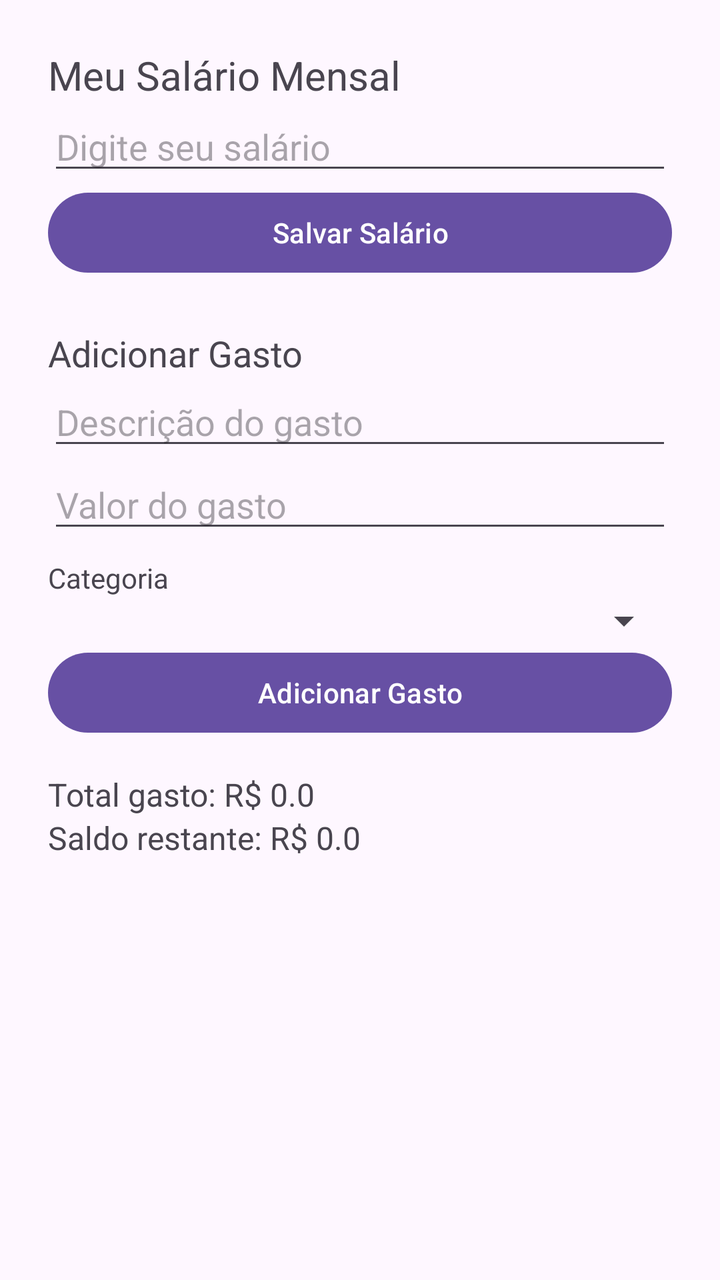
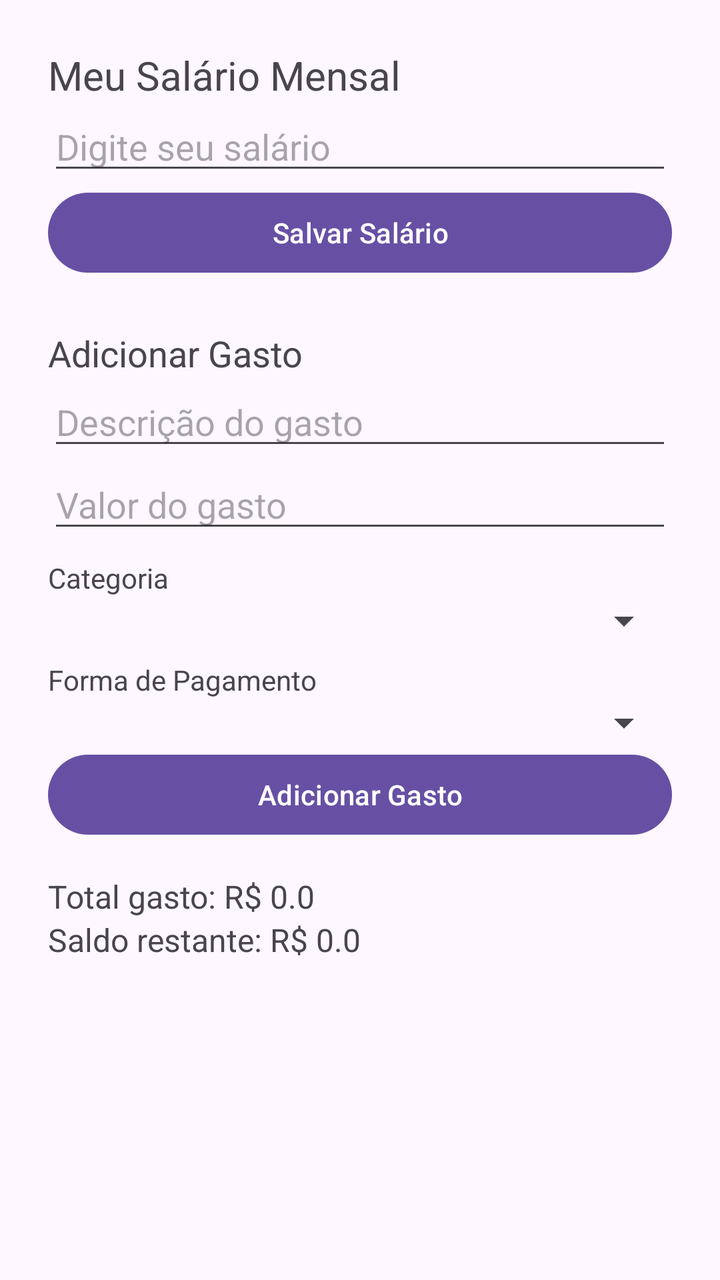

The first picture is an Android layout as it rendered before a commit; the second is the same layout after the commit. The layout source and the unified diff follow.
<!-- AndroidManifest.xml: application theme Theme.ControleDeGastos -->
<!-- res/layout/activity_main.xml -->
<?xml version="1.0" encoding="utf-8"?>
<LinearLayout xmlns:android="http://schemas.android.com/apk/res/android"
    android:id="@+id/main"
    android:layout_width="match_parent"
    android:layout_height="match_parent"
    android:orientation="vertical"
    android:padding="24dp">

    <TextView
        android:layout_width="wrap_content"
        android:layout_height="wrap_content"
        android:text="Meu Salário Mensal"
        android:textSize="20sp" />

    <EditText
        android:id="@+id/editSalario"
        android:layout_width="match_parent"
        android:layout_height="wrap_content"
        android:hint="Digite seu salário"
        android:inputType="numberDecimal" />

    <Button
        android:id="@+id/btnSalvar"
        android:layout_width="match_parent"
        android:layout_height="wrap_content"
        android:text="Salvar Salário" />

    <TextView
        android:layout_width="wrap_content"
        android:layout_height="wrap_content"
        android:text="Adicionar Gasto"
        android:textSize="18sp"
        android:layout_marginTop="24dp"/>

    <EditText
        android:id="@+id/editDescricao"
        android:layout_width="match_parent"
        android:layout_height="wrap_content"
        android:hint="Descrição do gasto" />

    <EditText
        android:id="@+id/editValorGasto"
        android:layout_width="match_parent"
        android:layout_height="wrap_content"
        android:hint="Valor do gasto"
        android:inputType="numberDecimal" />

    <TextView
        android:layout_width="wrap_content"
        android:layout_height="wrap_content"
        android:layout_marginTop="8dp"
        android:text="Categoria" />

    <Spinner
        android:id="@+id/spinnerCategoria"
        android:layout_width="match_parent"
        android:layout_height="wrap_content" />

    <Button
        android:id="@+id/btnAdicionarGasto"
        android:layout_width="match_parent"
        android:layout_height="wrap_content"
        android:text="Adicionar Gasto" />

    <TextView
        android:id="@+id/textTotalGasto"
        android:layout_width="wrap_content"
        android:layout_height="wrap_content"
        android:text="Total gasto: R$ 0.0"
        android:layout_marginTop="16dp"
        android:textSize="16sp"/>

    <TextView
        android:id="@+id/textSaldoRestante"
        android:layout_width="wrap_content"
        android:layout_height="wrap_content"
        android:text="Saldo restante: R$ 0.0"
        android:textSize="16sp"/>

    <androidx.recyclerview.widget.RecyclerView
        android:id="@+id/recyclerGastos"
        android:layout_width="match_parent"
        android:layout_height="0dp"
        android:layout_marginTop="16dp"
        android:layout_weight="1"/>





</LinearLayout>
<!-- resources referenced by this layout -->
<resources>
  <style name="Theme.ControleDeGastos" parent="Base.Theme.ControleDeGastos" />
  <style name="Base.Theme.ControleDeGastos" parent="Theme.Material3.DayNight.NoActionBar">
          
          
      </style>
</resources>

<!-- the commit's change to res/layout/activity_main.xml (unified diff, before → after) -->
@@ -56,6 +56,17 @@
         android:layout_width="match_parent"
         android:layout_height="wrap_content" />
 
+    <TextView
+        android:layout_width="wrap_content"
+        android:layout_height="wrap_content"
+        android:layout_marginTop="8dp"
+        android:text="Forma de Pagamento" />
+
+    <Spinner
+        android:id="@+id/spinnerFormaPagamento"
+        android:layout_width="match_parent"
+        android:layout_height="wrap_content" />
+
     <Button
         android:id="@+id/btnAdicionarGasto"
         android:layout_width="match_parent"
